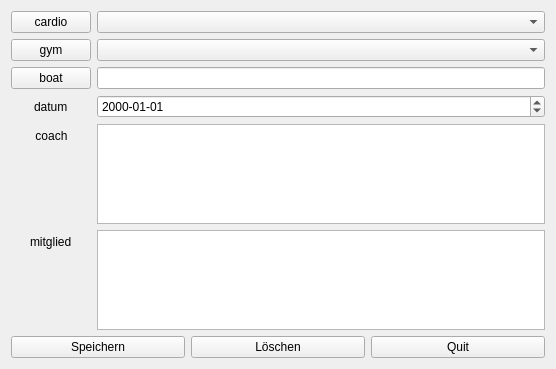
Before: the Qt Designer form mitglied/planentrainingdialog.ui in pmgyambol/rowingclub, drawn with Qt 5.
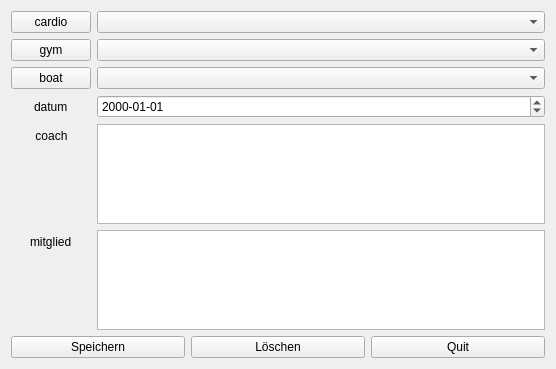
After: the same form once the commit is applied.

```diff
--- a/mitglied/planentrainingdialog.ui
+++ b/mitglied/planentrainingdialog.ui
@@ -43,9 +43,6 @@
        </property>
       </widget>
      </item>
-     <item row="2" column="1">
-      <widget class="QLineEdit" name="boatLineEdit"/>
-     </item>
      <item row="3" column="1">
       <widget class="QDateEdit" name="datumDateEdit">
        <property name="displayFormat">
@@ -92,6 +89,9 @@
      <item row="1" column="1">
       <widget class="QComboBox" name="gymComboBox"/>
      </item>
+     <item row="2" column="1">
+      <widget class="QComboBox" name="boatComboBox"/>
+     </item>
     </layout>
    </item>
    <item>
```
